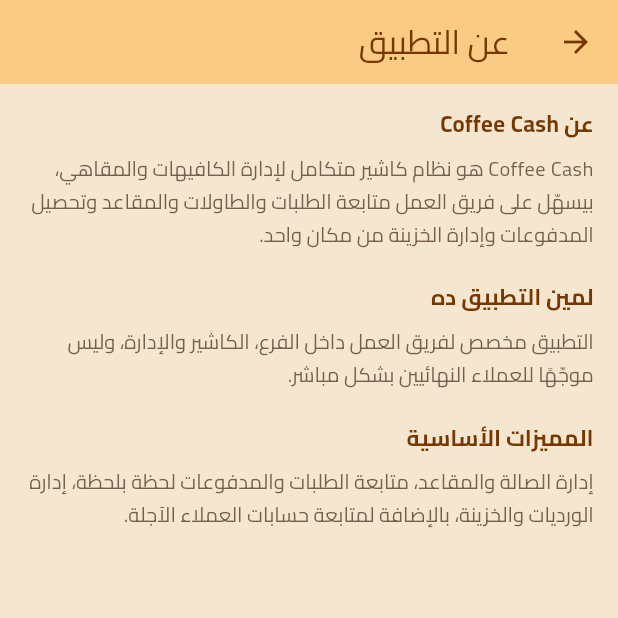
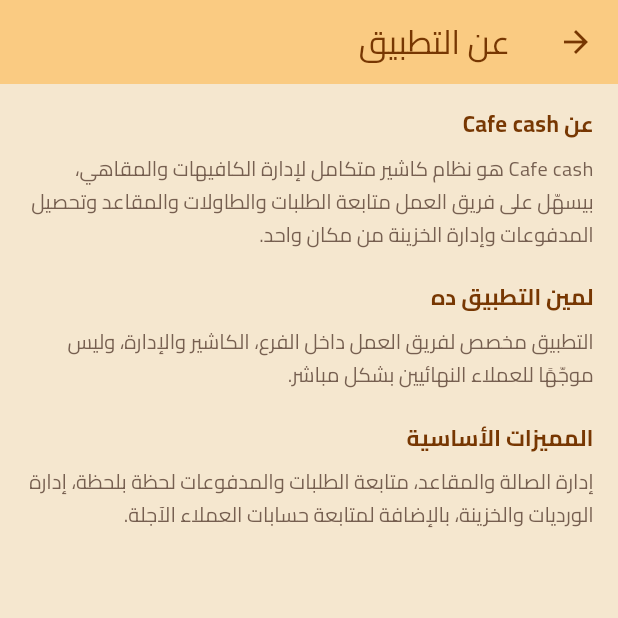
Before and after one commit to Matrix-Clouds-App2/cafecash, a Flutter app: the AboutUsScreen screen opened by its route, on a phone screen of 412 x 824 dp, the top half of it. Run offline on Flutter 3.47's test engine with Material 3 defaults, Android fonts, the phone set to English and light mode, and no system bars; our stand-ins replace dio, easy_localization, equatable, firebase_core, flutter_bloc, flutter_screenutil and 9 more; missing offline and left inert: gif; accounts and stored records are empty; generated files the repository leaves out were written again.

Commit message:
Update localization for 'Cafe cash' and add customer edit confirmation dialog

```diff
--- a/assets/translations/ar.json
+++ b/assets/translations/ar.json
@@ -214,7 +214,7 @@
     "terms_conditions": "الشروط والأحكام",
     "terms_conditions_subtitle": "اطّلع على شروط استخدام التطبيق",
     "about_us": "عن التطبيق",
-    "about_us_subtitle": "تعرّف أكتر على Coffee Cash",
+    "about_us_subtitle": "تعرّف أكتر على Cafe cash",
     "delete_account": "حذف الحساب",
     "delete_account_subtitle": "حذف حسابك بشكل نهائي",
     "delete_account_dialog_title": "حذف الحساب؟",
@@ -230,8 +230,8 @@
     "terms_section4_body": "تحتفظ إدارة الفرع بحقها في مراجعة أو تعديل أو إلغاء صلاحيات أي حساب في أي وقت، وكذلك مراجعة سجل العمليات لأغراض المحاسبة والتدقيق.",
     "terms_section5_title": "التعديلات على الشروط",
     "terms_section5_body": "قد يتم تحديث هذه الشروط من وقت لآخر، واستمرارك في استخدام التطبيق بعد أي تحديث يُعتبر موافقة منك على الشروط الجديدة.",
-    "about_section1_title": "عن Coffee Cash",
-    "about_section1_body": "Coffee Cash هو نظام كاشير متكامل لإدارة الكافيهات والمقاهي، بيسهّل على فريق العمل متابعة الطلبات والطاولات والمقاعد وتحصيل المدفوعات وإدارة الخزينة من مكان واحد.",
+    "about_section1_title": "عن Cafe cash",
+    "about_section1_body": "Cafe cash هو نظام كاشير متكامل لإدارة الكافيهات والمقاهي، بيسهّل على فريق العمل متابعة الطلبات والطاولات والمقاعد وتحصيل المدفوعات وإدارة الخزينة من مكان واحد.",
     "about_section2_title": "لمين التطبيق ده",
     "about_section2_body": "التطبيق مخصص لفريق العمل داخل الفرع، الكاشير والإدارة، وليس موجّهًا للعملاء النهائيين بشكل مباشر.",
     "about_section3_title": "المميزات الأساسية",
@@ -342,6 +342,8 @@
     "no_deferred_accounts": "لا توجد حسابات آجلة حاليًا",
     "deferred_orders_count": "{count} طلب آجل",
     "view_deferred_orders": "طلبياته الآجلة",
+    "confirm_edit_title": "تأكيد التعديل",
+    "confirm_edit_message": "هل أنت متأكد من حفظ التعديلات على بيانات العميل؟",
     "search_hint": "ابحث بالاسم أو رقم التليفون",
     "filter_title": "ترتيب وفلترة",
     "sort_name_asc": "الاسم (أ - ي)",
--- a/assets/translations/en.json
+++ b/assets/translations/en.json
@@ -214,7 +214,7 @@
     "terms_conditions": "Terms & Conditions",
     "terms_conditions_subtitle": "Review the app's terms of use",
     "about_us": "About the App",
-    "about_us_subtitle": "Learn more about Coffee Cash",
+    "about_us_subtitle": "Learn more about Cafe cash",
     "delete_account": "Delete Account",
     "delete_account_subtitle": "Permanently delete your account",
     "delete_account_dialog_title": "Delete account?",
@@ -230,8 +230,8 @@
     "terms_section4_body": "Branch management reserves the right to review, modify, or revoke any account's permissions at any time, and to review the activity log for accounting and audit purposes.",
     "terms_section5_title": "Changes to These Terms",
     "terms_section5_body": "These terms may be updated from time to time. Continuing to use the app after an update constitutes your acceptance of the new terms.",
-    "about_section1_title": "About Coffee Cash",
-    "about_section1_body": "Coffee Cash is a complete point-of-sale system for cafés and coffee shops, helping the team manage orders, tables, seats, payments, and the treasury from one place.",
+    "about_section1_title": "About Cafe cash",
+    "about_section1_body": "Cafe cash is a complete point-of-sale system for cafés and coffee shops, helping the team manage orders, tables, seats, payments, and the treasury from one place.",
     "about_section2_title": "Who It's For",
     "about_section2_body": "The app is built for the branch's own team — cashiers and management — and isn't a customer-facing app.",
     "about_section3_title": "Key Features",
@@ -342,6 +342,8 @@
     "no_deferred_accounts": "No deferred accounts right now",
     "deferred_orders_count": "{count} deferred order(s)",
     "view_deferred_orders": "Deferred Orders",
+    "confirm_edit_title": "Confirm Edit",
+    "confirm_edit_message": "Are you sure you want to save these changes to the customer's info?",
     "search_hint": "Search by name or phone number",
     "filter_title": "Sort & filter",
     "sort_name_asc": "Name (A-Z)",
--- a/lib/core/utils/locale_keys.dart
+++ b/lib/core/utils/locale_keys.dart
@@ -431,6 +431,10 @@
       'customers.deferred_orders_count';
   static const String customers_viewDeferredOrders =
       'customers.view_deferred_orders';
+  static const String customers_confirmEditTitle =
+      'customers.confirm_edit_title';
+  static const String customers_confirmEditMessage =
+      'customers.confirm_edit_message';
 
   // ─── Guest ────────────────────────────────────────────────────────────────
   static const String guest_lockTitle = 'guest.lock_title';
--- a/lib/features/treasury/presentation/widgets/treasury_payment_method_selector.dart
+++ b/lib/features/treasury/presentation/widgets/treasury_payment_method_selector.dart
@@ -60,8 +60,8 @@
 
   @override
   Widget build(BuildContext context) {
-    final primary = AppColors.primaryColor.themeColor;
-    final color = selected ? primary : AppColors.textSecondaryColor.themeColor;
+    final primary = AppColors.textPrimaryColor.themeColor;
+    final color = selected ? Colors.white : AppColors.textSecondaryColor.themeColor;
 
     return CustomTapEffect(
       onTap: onTap,
@@ -69,7 +69,7 @@
         padding: EdgeInsets.symmetric(vertical: 12.h),
         decoration: BoxDecoration(
           color: selected
-              ? primary.withValues(alpha: 0.1)
+              ? primary
               : AppColors.cardColor.themeColor,
           borderRadius: BorderRadius.circular(14.r),
           border: Border.all(
```
Also changed, not shown: lib/features/customers/presentation/customer_deferred_orders_screen.dart (+67 -8 lines), lib/features/treasury/presentation/treasury_entry_screen.dart (+19 -6 lines).
